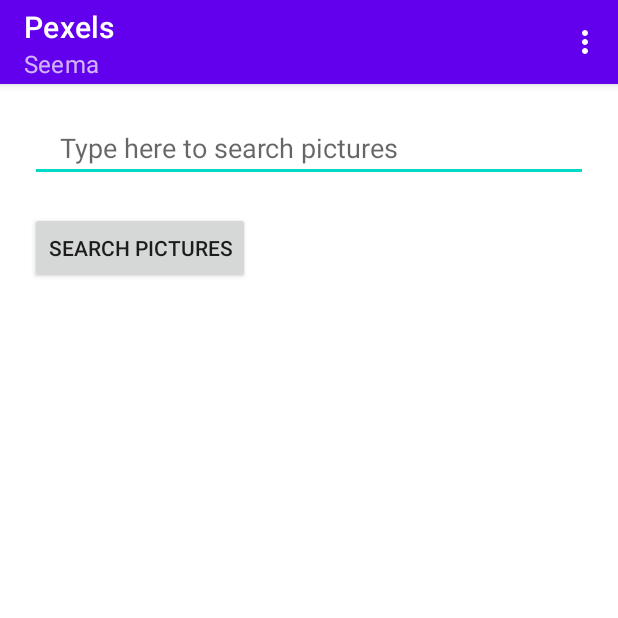
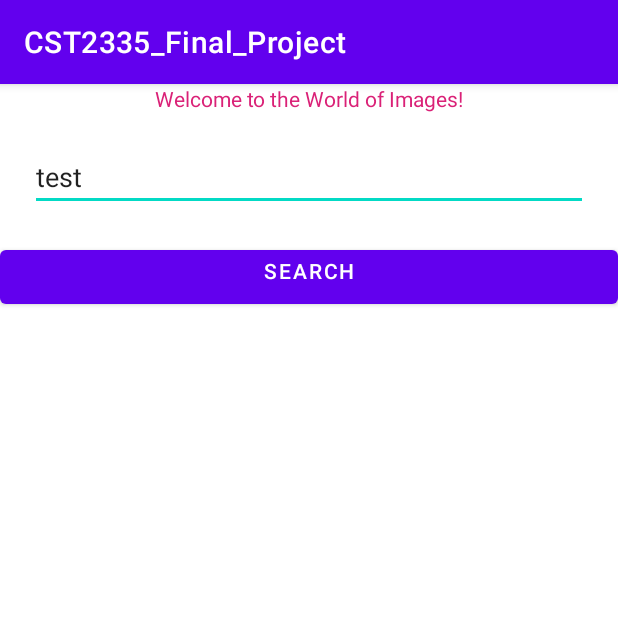
Before and after one commit to Clifford-124/CST2335_Final_Project, an Android app: the screen it shows after launch (PexelsActivity), on a phone screen of 412 x 824 dp, the top half of it. Run offline under Robolectric (Android 15) with nearby library versions, the phone set to English and light mode, and no system bars.

Commit message:
Point 4, 5, 6 Completed

```diff
--- a/app/src/main/java/com/project/cst2335/PexelsActivity.java
+++ b/app/src/main/java/com/project/cst2335/PexelsActivity.java
@@ -5,95 +5,91 @@ import androidx.appcompat.app.AlertDialog;
 import androidx.appcompat.app.AppCompatActivity;
 import androidx.appcompat.widget.AppCompatButton;
 
+import android.content.Context;
 import android.content.DialogInterface;
 import android.content.SharedPreferences;
+import android.net.ConnectivityManager;
 import android.os.Bundle;
 import android.view.Menu;
 import android.view.MenuItem;
 import android.view.View;
+import android.widget.Button;
 import android.widget.EditText;
 import android.widget.Toast;
 
 public class PexelsActivity extends AppCompatActivity {
 
-    EditText searchItem;
-    AppCompatButton searchPictures;
+    private EditText searchItem;
 
-    protected SharedPreferences sharedPref;
-    protected SharedPreferences.Editor editor;
-    protected String preference = "finalProject";
-
+    private AlertDialog alert;
+    private Button search_button;
+    private SharedPreferences prefs;
+    private String search_word;
 
     @Override
     protected void onCreate(Bundle savedInstanceState) {
         super.onCreate(savedInstanceState);
         setContentView(R.layout.activity_pexels);
 
-        getSupportActionBar().setTitle("Pexels");
-        getSupportActionBar().setSubtitle("Seema");
+        searchItem =  (EditText) findViewById(R.id.searchItem);
+        search_button = (Button)  findViewById(R.id.search_button);
 
-        searchItem = (EditText) findViewById(R.id.searchItem);
-        searchPictures = (AppCompatButton) findViewById(R.id.searchPictures);
+        //Store search word typed by user in SharedPreferences
+        prefs = getSharedPreferences("myData", Context.MODE_PRIVATE);
 
-        retrieveData();
+        //check if file associated with name "value" is there, if not set to empty string
+        //getXXX(key, default value)
+        search_word = prefs.getString("value","test");
+        searchItem.setText(search_word);
 
-        searchPictures.setOnClickListener(new View.OnClickListener() {
-            @Override
-            public void onClick(View view) {
-                validateInputs();
-            }
+        //when the search button is clicked
+        search_button.setOnClickListener((vw)->{
+            System.out.println("inside click button ");
+            validateInput();
         });
     }
-    public void retrieveData() {
-        SharedPreferences prefs = getSharedPreferences (preference,MODE_PRIVATE);
-        String searchValue = prefs.getString("pexelsSearch", "-");
-        if (!searchValue.equals("-")) searchItem.setText(searchValue);
-    }
 
-    public void validateInputs() {
-        String searchValue = searchItem.getText().toString();
-        if (searchValue.equals("")) {
-            Toast.makeText(PexelsActivity.this,"Please enter something to search",Toast.LENGTH_LONG).show();
-            searchItem.requestFocus();
-        }
-        else {
-            saveData(searchValue);
-            onLoadModels();
+
+    /**
+     * This function checks if the search box is empty,
+     * if empty we pop up a Toast as a message to the user
+     */
+    public void validateInput() {
+
+        String userInput = searchItem.getText().toString();
+        if (userInput.equals("")) {
+            Toast.makeText(PexelsActivity.this, "Please enter something to search", Toast.LENGTH_LONG).show();
+            searchItem.requestFocus(); //select the search item for user to enter input
+
+        }else {
+            System.out.println("=================== inside else ");
+            //AlertDialog
+            AlertDialog.Builder builder = new AlertDialog.Builder(PexelsActivity.this);
+            builder.setMessage("Do you want to search for "+userInput +" using internet connection ?");
+            builder.setTitle("Question: ");
+
+            builder.setNegativeButton("No", (dialog, cl)->{
+                //if  user clicks no, do nothing
+
+            });
+
+            builder.setPositiveButton("Yes", (dialog, cl)->{
+                //get input text
+                String user_input_string = searchItem.getText().toString();
+
+                //save data
+                SharedPreferences.Editor editor = prefs.edit();
+                editor.putString("value",user_input_string);//store key and value
+                editor.apply();
+
+                Toast.makeText(PexelsActivity.this, "inside yes ", Toast.LENGTH_LONG).show();
+            });
+
+            //make the Alert window appear
+            builder.create().show();
+
         }
     }
 
-    public void saveData(String searchValue) {
-        editor = getSharedPreferences(preference, MODE_PRIVATE).edit();
-        editor.putString("pexelsSearch", searchValue);
-        editor.apply();
-    }
 
-    @Override
-    public boolean onCreateOptionsMenu(Menu menu) {
-        getMenuInflater().inflate(R.menu.main, menu);
-        return true;
-    }
-
-    @Override
-    public boolean onOptionsItemSelected(@NonNull MenuItem item) {
-
-        if (item.getItemId() == R.id.help) {
-            showHelpDialog();
-        }
-        return super.onOptionsItemSelected(item);
-    }
-
-    public void showHelpDialog() {
-        new AlertDialog.Builder(PexelsActivity.this)
-                .setTitle("Pexel Interface")
-                .setMessage("This interface will search for pictures in Pexels")
-                .setPositiveButton(android.R.string.ok, new DialogInterface.OnClickListener() {
-                    public void onClick(DialogInterface dialog, int which) {
-                        return;
-                    }
-                }).show();
-    }
-    public void onLoadModels() {
-
-    }
 }
--- a/app/src/main/res/layout/activity_pexels.xml
+++ b/app/src/main/res/layout/activity_pexels.xml
@@ -1,12 +1,20 @@
 <?xml version="1.0" encoding="utf-8"?>
-<androidx.constraintlayout.widget.ConstraintLayout xmlns:android="http://schemas.android.com/apk/res/android"
+<LinearLayout xmlns:android="http://schemas.android.com/apk/res/android"
     xmlns:app="http://schemas.android.com/apk/res-auto"
     xmlns:tools="http://schemas.android.com/tools"
     android:layout_width="match_parent"
     android:layout_height="match_parent"
-    tools:context=".PexelsActivity">
+    tools:context=".PexelsActivity"
+    android:orientation="vertical"
+    >
 
-
+    <TextView
+        android:id="@+id/textview"
+        android:layout_width="match_parent"
+        android:layout_height="wrap_content"
+        android:text="Welcome to the World of Images!"
+        android:textColor="@color/pexel_primary"
+        android:gravity="center"/>
     <EditText
         android:id="@+id/searchItem"
         android:layout_width="match_parent"
@@ -14,21 +22,16 @@
         android:layout_margin="20dp"
         android:hint="@string/pexels_search_item"
         android:maxLines="1"
-        android:paddingRight="20dp"
-        android:paddingLeft="20dp"
-        app:layout_constraintEnd_toEndOf="parent"
-        app:layout_constraintStart_toStartOf="parent"
-        app:layout_constraintTop_toTopOf="parent" />
+        android:layout_marginTop="20dp"
+  />
 
-    <androidx.appcompat.widget.AppCompatButton
-        android:id="@+id/searchPictures"
-        android:layout_width="wrap_content"
+    <Button
+        android:id="@+id/search_button"
+        android:layout_width="match_parent"
         android:layout_height="wrap_content"
-        android:layout_margin="20dp"
-        android:layout_marginStart="136dp"
-        android:layout_marginTop="72dp"
-        android:text="@string/search_pexels_pictures"
-        app:layout_constraintStart_toStartOf="parent"
-        app:layout_constraintTop_toBottomOf="@+id/searchItem" />
+        android:gravity="center_horizontal"
+        android:text="SEARCH"
+        />
 
-</androidx.constraintlayout.widget.ConstraintLayout>
+
+</LinearLayout>
--- a/app/src/main/res/values/colors.xml
+++ b/app/src/main/res/values/colors.xml
@@ -7,4 +7,5 @@
     <color name="teal_700">#FF018786</color>
     <color name="black">#FF000000</color>
     <color name="white">#FFFFFFFF</color>
+    <color name="pexel_primary">#DA2177</color>
 </resources>
```
Also changed, not shown: app/src/main/java/com/project/cst2335/MainActivity.java (+0 -42 lines).
